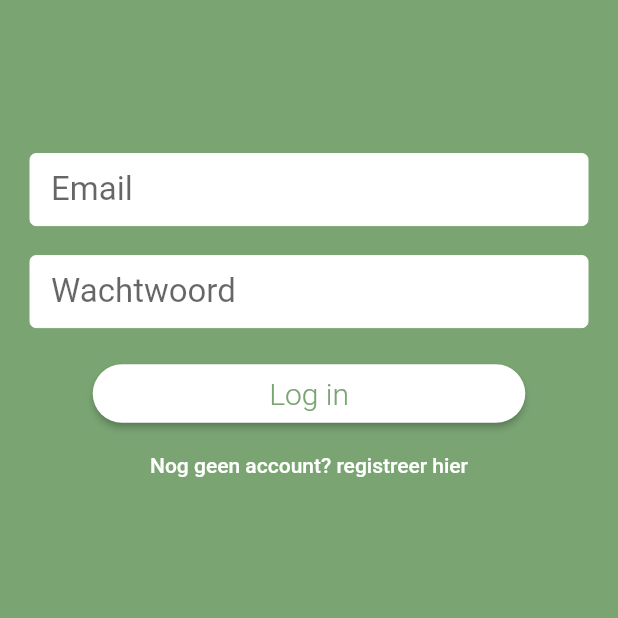
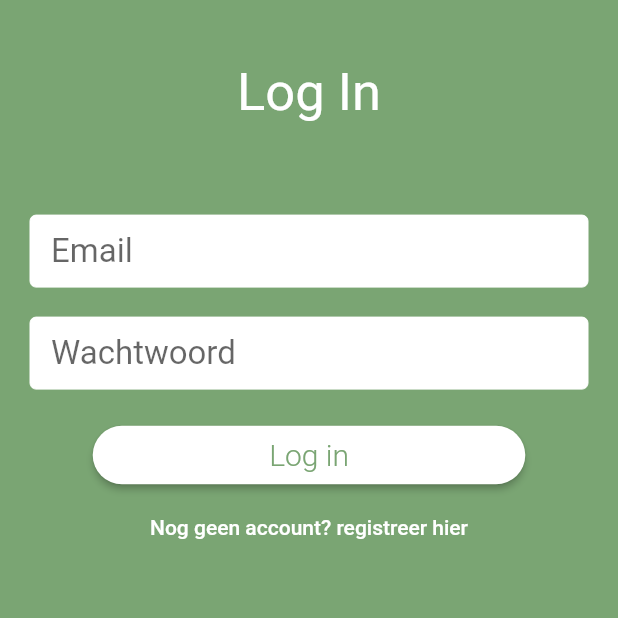
Before and after one commit to Mart24/Foodapp, a Flutter app: the screen it shows after launch, on a phone screen of 412 x 824 dp, the top half of it. Run offline on Flutter 3.47's test engine with Material 2 defaults, Android fonts, the phone set to English and light mode, and no system bars; drawn by our look-alikes of auto_size_text; our stand-ins replace cloud_firestore, firebase_auth, firebase_core; accounts and stored records are empty.

```diff
--- a/lib/Services/auth_service.dart
+++ b/lib/Services/auth_service.dart
@@ -21,7 +21,7 @@ class AuthService {
   Future<String> createUserWithEmailAndPassword(
       String email, String password, String name) async {
     final authResult = await _firebaseAuth.createUserWithEmailAndPassword(
-      email: email,
+      email: email.trim(),
       password: password,
     );
 
@@ -39,7 +39,7 @@ class AuthService {
   Future<String> signInWithEmailAndPassword(
       String email, String password) async {
     return (await _firebaseAuth.signInWithEmailAndPassword(
-            email: email, password: password))
+            email: email.trim(), password: password))
         .user
         .uid;
   }
--- a/lib/Views/sign_up_view.dart
+++ b/lib/Views/sign_up_view.dart
@@ -25,7 +25,7 @@ class _SignUpViewState extends State<SignUpView> {
   _SignUpViewState({this.authFormType});
 
   final formKey = GlobalKey<FormState>();
-  String _email, _password, _name;
+  String _email, _password, _name, _error;
 
   void switchFormState(String state) {
     formKey.currentState.reset();
@@ -66,7 +66,9 @@ class _SignUpViewState extends State<SignUpView> {
           Navigator.of(context).pushReplacementNamed('/home');
         }
       } catch (e) {
-        print(e);
+        setState(() {
+          _error = e.message;
+        });
       }
     }
   }
@@ -82,10 +84,13 @@ class _SignUpViewState extends State<SignUpView> {
         height: _height,
         width: _width,
         child: SafeArea(
+          child: SingleChildScrollView(
             child: Column(
               children: <Widget>[
-              SizedBox(height: _height * 0.05),
-              // buildHeaderText(),
+                SizedBox(height: _height * 0.025),
+                showAlert(),
+                SizedBox(height: _height * 0.025),
+                buildHeaderText(),
                 SizedBox(height: _height * 0.05),
                 Padding(
                   padding: const EdgeInsets.all(20.0),
@@ -100,6 +105,45 @@ class _SignUpViewState extends State<SignUpView> {
             ),
           ),
         ),
+      ),
+    );
+  }
+
+  Widget showAlert() {
+    if (_error != null) {
+      return Container(
+        color: Colors.amberAccent,
+        width: double.infinity,
+        padding: EdgeInsets.all(8.0),
+        child: Row(
+          children: <Widget>[
+            Padding(
+              padding: const EdgeInsets.only(right: 8.0),
+              child: Icon(Icons.error_outline),
+            ),
+            Expanded(
+              child: AutoSizeText(
+                _error,
+                maxLines: 3,
+              ),
+            ),
+            Padding(
+              padding: const EdgeInsets.only(left: 8.0),
+              child: IconButton(
+                icon: Icon(Icons.close),
+                onPressed: () {
+                  setState(() {
+                    _error = null;
+                  });
+                },
+              ),
+            )
+          ],
+        ),
+      );
+    }
+    return SizedBox(
+      height: 0,
     );
   }
 
@@ -141,6 +185,7 @@ class _SignUpViewState extends State<SignUpView> {
     textFields.add(
       TextFormField(
         validator: EmailValidator.validate,
+        keyboardType: TextInputType.emailAddress,
         style: TextStyle(fontSize: 22.0),
         decoration: buildSignUpInputDecoration("Email"),
         onSaved: (value) => _email = value,
```
Lines whose indentation alone changed are shown as unchanged.
